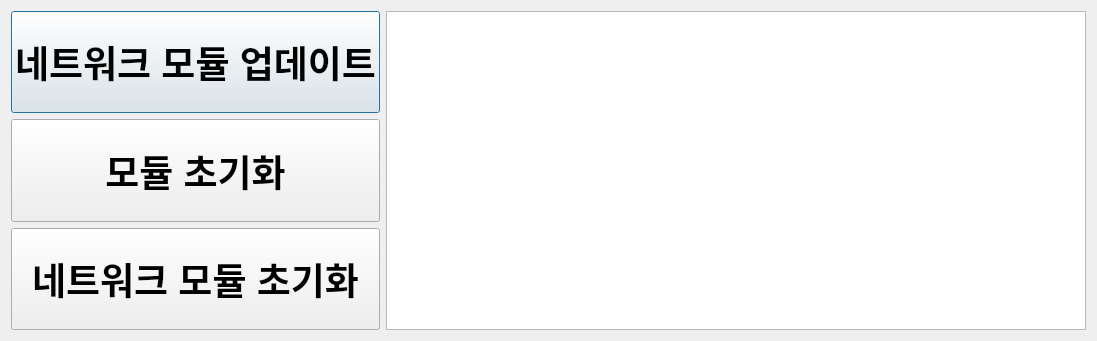
This is modi/assets/modi_firmware_updater.ui in LUXROBO/pymodi as Qt 5 draws it before an edit. The edited form follows.
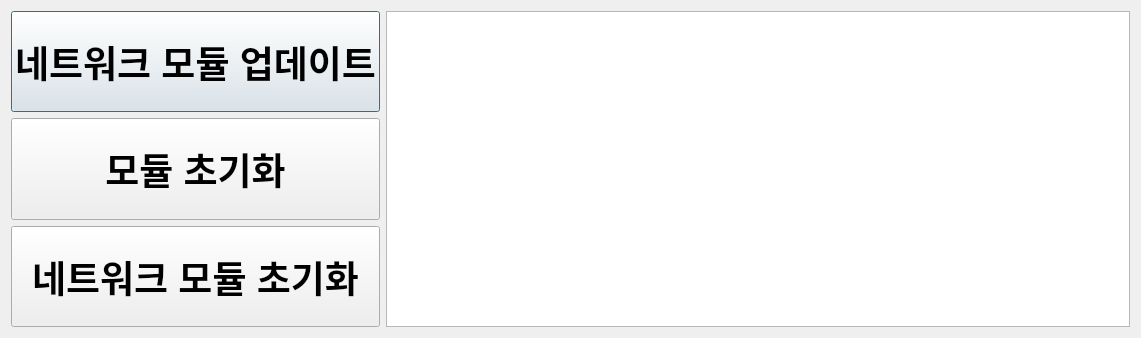
This is the edited form.

Commit message: Done implementing internet version of gui modi firmware

Diff of the .ui file:
```diff
--- a/modi/assets/modi_firmware_updater.ui
+++ b/modi/assets/modi_firmware_updater.ui
@@ -6,8 +6,8 @@
    <rect>
     <x>0</x>
     <y>0</y>
-    <width>1070</width>
-    <height>341</height>
+    <width>1141</width>
+    <height>338</height>
    </rect>
   </property>
   <property name="windowTitle">
@@ -17,7 +17,7 @@
    <item row="1" column="2">
     <widget class="QTextBrowser" name="console">
      <property name="sizePolicy">
-      <sizepolicy hsizetype="Minimum" vsizetype="Expanding">
+      <sizepolicy hsizetype="Expanding" vsizetype="Expanding">
        <horstretch>0</horstretch>
        <verstretch>0</verstretch>
       </sizepolicy>
```
The commit also changes 2 other files.
